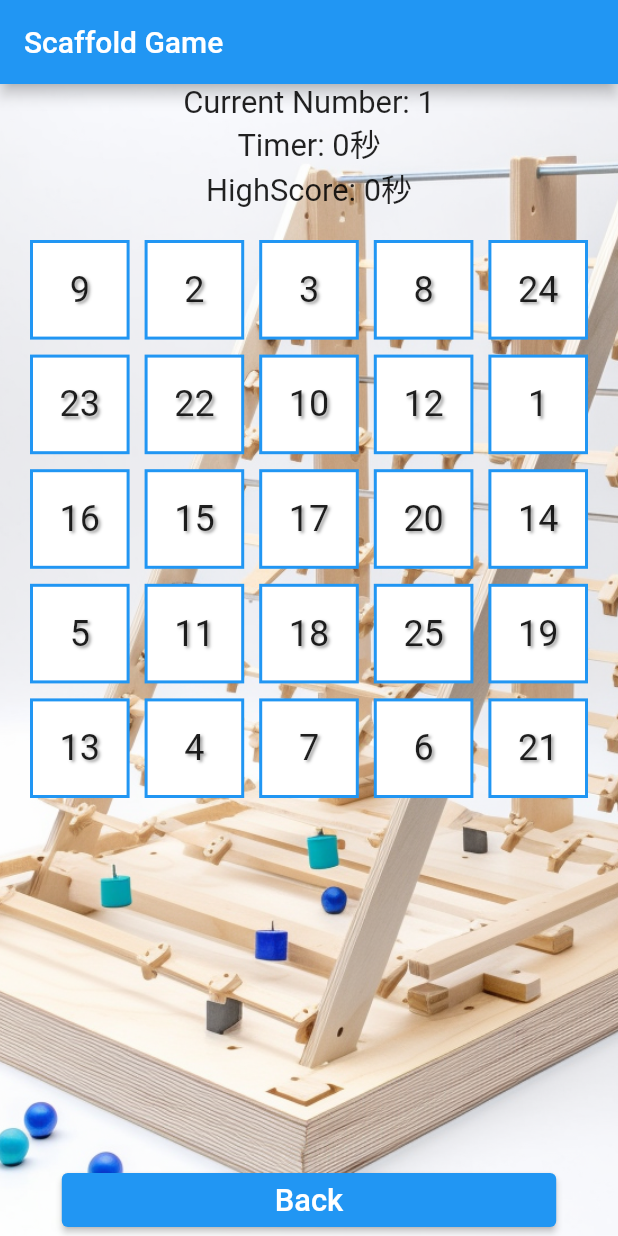
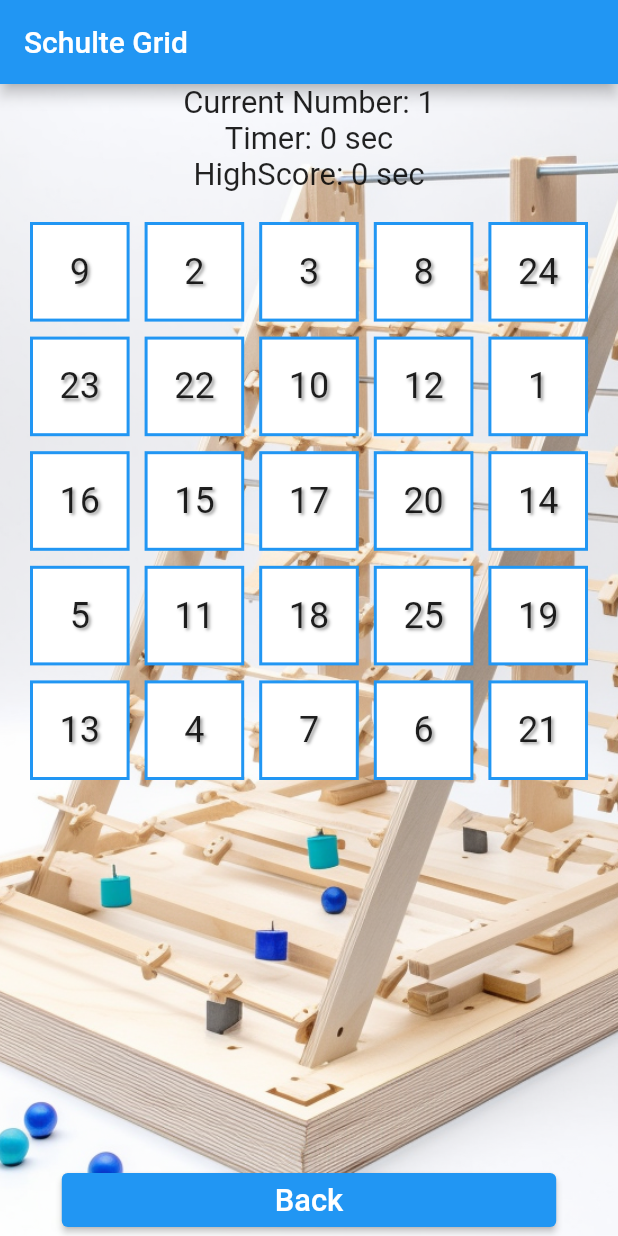
Before and after one commit to netcaster1/memorytrainer, a Flutter app: the SchulteGrid screen opened directly, on a phone screen of 412 x 824 dp. Run offline on Flutter 3.47's test engine with Material 2 defaults, Android fonts, the phone set to English and light mode, and no system bars; our stand-ins replace shared_preferences, vibration; accounts and stored records are empty.

Commit message:
retake the screenshot

```diff
--- a/lib/main.dart
+++ b/lib/main.dart
@@ -104,7 +104,7 @@ class GameSelectPage extends StatelessWidget {
                     MaterialPageRoute(builder: (context) => const SchulteGridApp()),
                   );
                 },
-                child: const Text('Scaffold'),
+                child: const Text('Schulte Grid'),
               ),
               SizedBox(
                 height: MediaQuery.of(context).size.height * 0.05, // Or any value you want to give
@@ -763,7 +763,7 @@ class _SchulteGridState extends State<SchulteGrid> {
 
     return Scaffold(
       appBar: AppBar(
-        title: const Text('Scaffold Game'),
+        title: const Text('Schulte Grid'),
       ),
       body: Container(
         decoration: const BoxDecoration(
@@ -779,11 +779,11 @@ class _SchulteGridState extends State<SchulteGrid> {
               style: TextStyle(fontSize: fontSize),
             ),
             Text(
-              'Timer: ${stopwatch.elapsed.inSeconds}秒',
+              'Timer: ${stopwatch.elapsed.inSeconds} sec',
               style: TextStyle(fontSize: fontSize),
             ),
             Text(
-              'HighScore: $highScore秒',
+              'HighScore: $highScore sec',
               style: TextStyle(fontSize: fontSize),
             ),
             Expanded(
```
Also changed, not shown: images/Screenshot 2023-05-29 192853.png, images/Screenshot 2023-05-29 193556.png.
